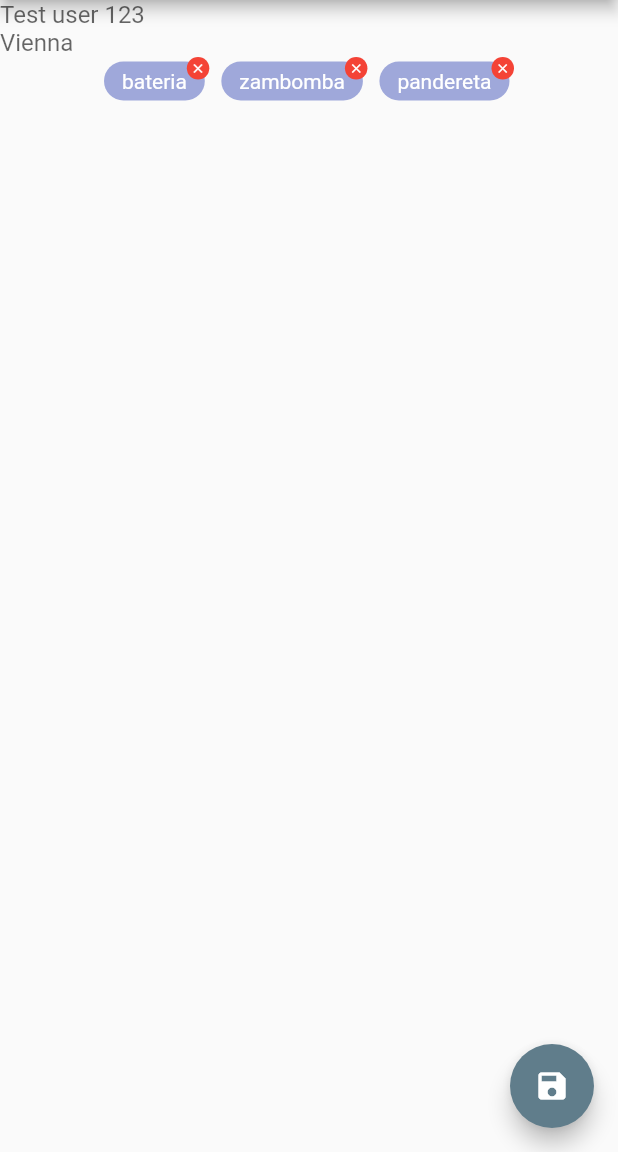
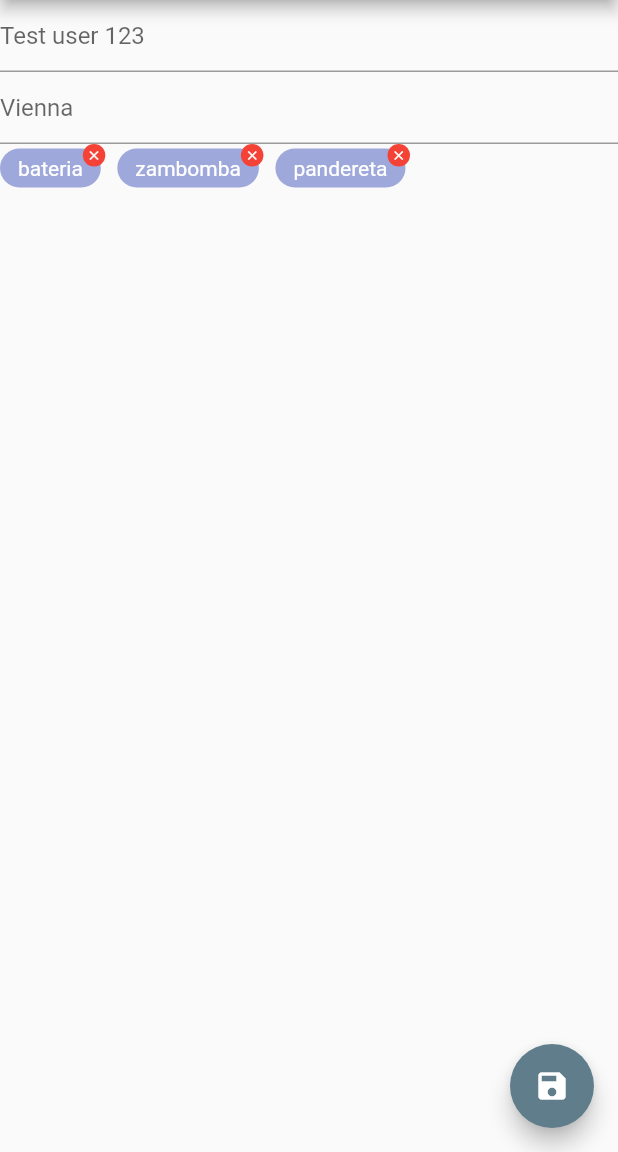
Before and after one commit to gabiLago/flutter_provider_tests, a Flutter app: the EditProfile screen opened by its route, on a phone screen of 412 x 824 dp, the part 84-1236 px from its top. Run offline on Flutter 3.47's test engine with Material 2 defaults, Android fonts, the light colour scheme and no system bars.

Commit message:
Name, location and instrumenst list updating

```diff
--- a/lib/screens/views/edit.dart
+++ b/lib/screens/views/edit.dart
@@ -10,67 +10,57 @@ class EditProfile extends StatefulWidget {
 }
 
 class _EditProfile extends State<EditProfile> {
+  final TextEditingController _nameController = TextEditingController();
   String name;
+  final TextEditingController _locationController = TextEditingController();
   String location;
 
   void _save() {
-    FocusScope.of(context).requestFocus(FocusNode());
+    print('_save');
+    Provider.of<ProfileViewModel>(context, listen: false).updateInstrumentsList();
+    //FocusScope.of(context).requestFocus(FocusNode());
     Navigator.pushNamed(context, 'profile');
-    Provider.of<ProfileViewModel>(context, listen: false)
-        .updateProfileName(name: name);
-    Provider.of<ProfileViewModel>(context, listen: false)
-        .updateProfileLocation(friendlyLocation: location);
-    Provider.of<ProfileViewModel>(context, listen: false)
-        .updateInstrumentsList();
   }
 
   @override
   Widget build(BuildContext context) {
-    return MultiProvider(
-      providers: [
-        ChangeNotifierProvider(builder: (context) => ProfileViewModel()),
-        ChangeNotifierProvider(builder: (context) => StateViewModel()),
-      ],
-      child: Scaffold(
+    return Container(
+      child: Consumer<ProfileViewModel>(
+        builder: (context, data, child) {
+          data.getProfile();
+          return Scaffold(
             appBar: AppBar(
               title: Text('Tests Text Fields'),
             ),
-        body: Consumer<StateViewModel>(
-          builder: (context, state, child) {
-            return Center(
-              child: Consumer<ProfileViewModel>(
-                builder: (context, data, child) {
-
-                  data.getProfile();
-                  name = data.profile.name;
-                  location = data.profile.friendlyLocation;
-
-                  return Column(
+            body: Column(
+              crossAxisAlignment: CrossAxisAlignment.start,
               children: <Widget>[
                 TextField(
-                          decoration: InputDecoration.collapsed(
-                            hintText: name,
+                    decoration: InputDecoration(hintText: data.profile.name),
+                    autocorrect: false,
+                    controller: _nameController,
+                    onChanged: (String value) =>
+                        data.updateProfileName(name: value)),
+                TextField(
+                  decoration:
+                      InputDecoration(hintText: data.profile.friendlyLocation),
+                  autocorrect: false,
+                  controller: _locationController,
+                  onChanged: (String value) {
+                    data.updateProfileLocation(friendlyLocation: value);
+                  },
                 ),
-                          onChanged: (text) => name = text),
-                      TextField(
-                          decoration: InputDecoration.collapsed(
-                            hintText: location,
-                          ),
-                          onChanged: (text) => location = text),
                 InstrumentsList(),
               ],
+            ),
+            floatingActionButton: FloatingActionButton(
+              onPressed: () => _save(),
+              tooltip: 'Save',
+              child: Icon(Icons.save),
+            ),
           );
         },
       ),
     );
-          },
-        ),
-        floatingActionButton: FloatingActionButton(
-          onPressed: _save,
-          tooltip: 'Save',
-          child: Icon(Icons.save),
-        ),
-      ),
-    );
   }
 }
--- a/lib/screens/views/widgets/edit/instruments_list.dart
+++ b/lib/screens/views/widgets/edit/instruments_list.dart
@@ -17,11 +17,11 @@ class _InstrumentsListState extends State<InstrumentsList> {
     setState(() {
       if (!isSelected) {
         _instrumentsSelected.add(instrument);
+
       } else {
         _instrumentsSelected.remove(instrument);
       }
-      Provider.of<ProfileViewModel>(context, listen: false)
-          .instrumentsToRemove(instrumentsSelected: _instrumentsSelected);
+      Provider.of<ProfileViewModel>(context, listen: false).instrumentsToRemove(instrumentsSelected: _instrumentsSelected);
     });
   }
 
@@ -29,19 +29,13 @@ class _InstrumentsListState extends State<InstrumentsList> {
   Widget build(BuildContext context) {
     return Consumer<ProfileViewModel>(
       builder: (context, data, child) {
-        List<Widget> list = data.profile.instruments
-                ?.map((instrument) => InstrumentItem(
-                      instrument: instrument,
-                      isSelected: _instrumentsSelected.contains(instrument),
-                      onListChanged: _handleInstrumentChanged,
-                    ))
-                ?.toList() ??
-            [];
+         List<Widget> instrumentsList = data.profile.instruments?.map((instrument) => InstrumentItem(instrument: instrument,isSelected: _instrumentsSelected.contains(instrument),
+              onListChanged: _handleInstrumentChanged,))?.toList() ?? [];
 
         return Wrap(
           spacing: 8.0,
           runSpacing: 4.0,
-          children: list,
+          children: instrumentsList
         );
       },
     );
```
Also changed, not shown: lib/core/viewmodel/profile_viewmodel.dart (+7 -5 lines), lib/main.dart (+6 -1 lines), lib/screens/views/sample.dart (added, +91 -0 lines). Lines whose indentation alone changed are shown as unchanged.
